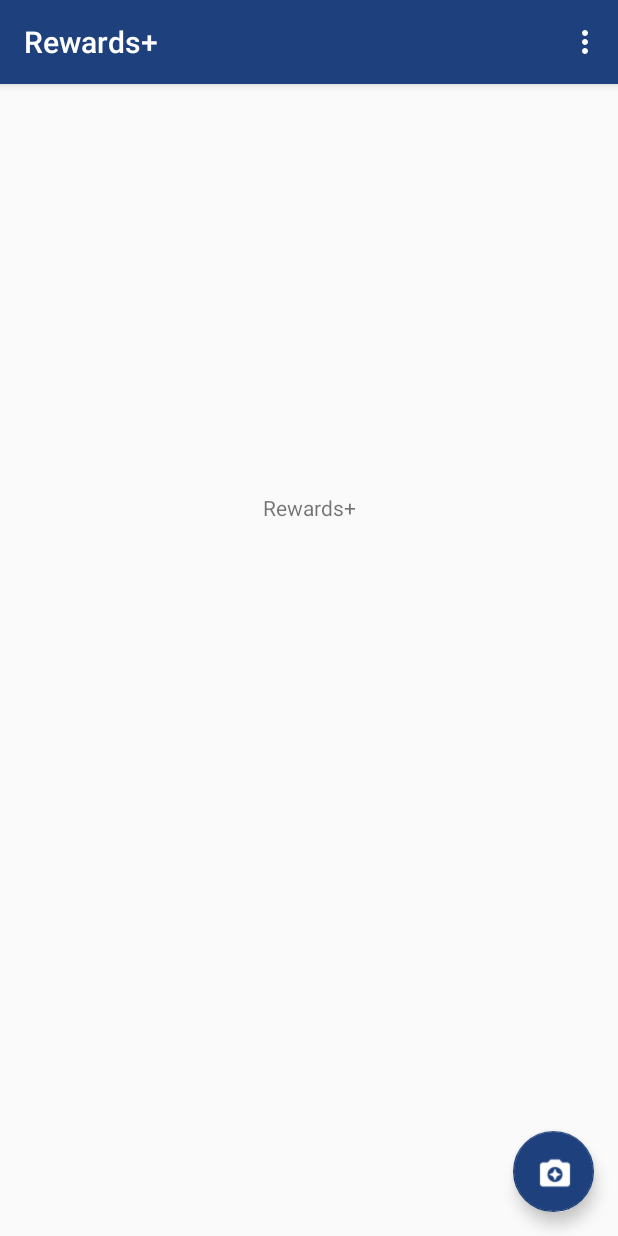
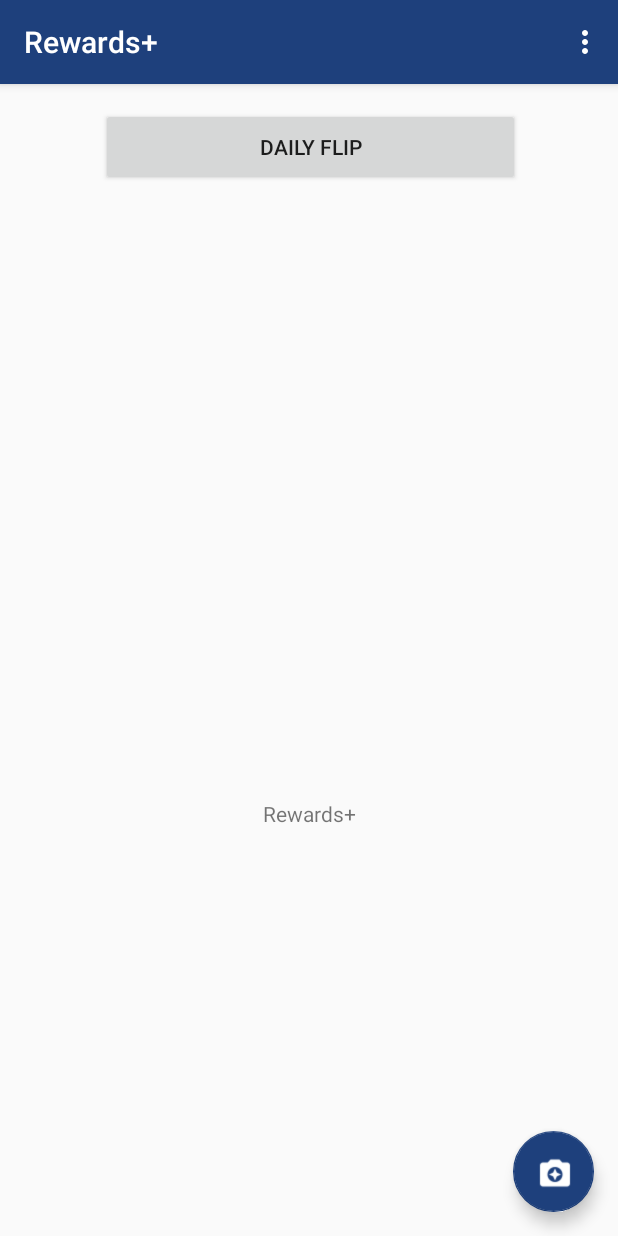
Before and after one commit to tmcbride73/Rewards, an Android app: the screen it shows after launch (MainPage), on a phone screen of 412 x 824 dp. Run offline under Robolectric (Android 15) with nearby library versions, the phone set to English and light mode, and no system bars.

Commit message:
Changed Names

```diff
--- a/app/src/main/res/layout/content_main_page.xml
+++ b/app/src/main/res/layout/content_main_page.xml
@@ -11,10 +11,22 @@
     <TextView
         android:layout_width="wrap_content"
         android:layout_height="wrap_content"
-        android:layout_marginBottom="476dp"
+        android:layout_marginBottom="272dp"
         android:text="Rewards+"
         app:layout_constraintBottom_toBottomOf="parent"
         app:layout_constraintLeft_toLeftOf="parent"
         app:layout_constraintRight_toRightOf="parent" />
 
+    <Button
+        android:id="@+id/daily_flip"
+        android:layout_width="279dp"
+        android:layout_height="52dp"
+        android:layout_marginTop="16dp"
+        android:text="Daily Flip"
+        android:onClick="dailyFlip"
+        app:layout_constraintHorizontal_bias="0.506"
+        app:layout_constraintLeft_toLeftOf="parent"
+        app:layout_constraintRight_toRightOf="parent"
+        app:layout_constraintTop_toTopOf="parent" />
+
 </android.support.constraint.ConstraintLayout>
--- a/app/src/main/res/values/strings.xml
+++ b/app/src/main/res/values/strings.xml
@@ -74,4 +74,5 @@
     <string name="pref_ringtone_silent">Silent</string>
 
     <string name="pref_title_vibrate">Vibrate</string>
+    <string name="title_activity_daily_flip">DailyFlip</string>
 </resources>
```
Also changed, not shown: app/src/main/AndroidManifest.xml (+10 -0 lines), app/src/main/java/com/ist440/rewards/DailyFlip.java (added, +60 -0 lines), app/src/main/java/com/ist440/rewards/MainPage.java (+8 -2 lines), app/src/main/res/layout/activity_daily_flip.xml (added, +25 -0 lines), app/src/main/res/layout/content_daily_flip.xml (added, +19 -0 lines), app/src/main/res/drawable/heads.png (added), app/src/main/res/drawable/tails.png (added).
